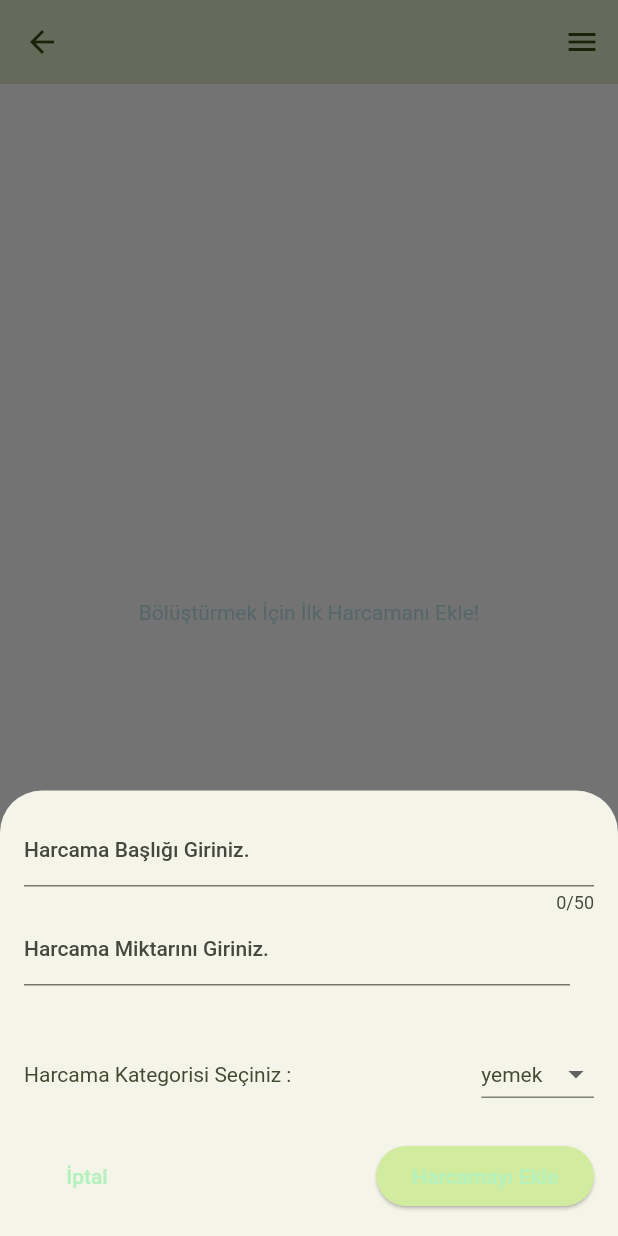
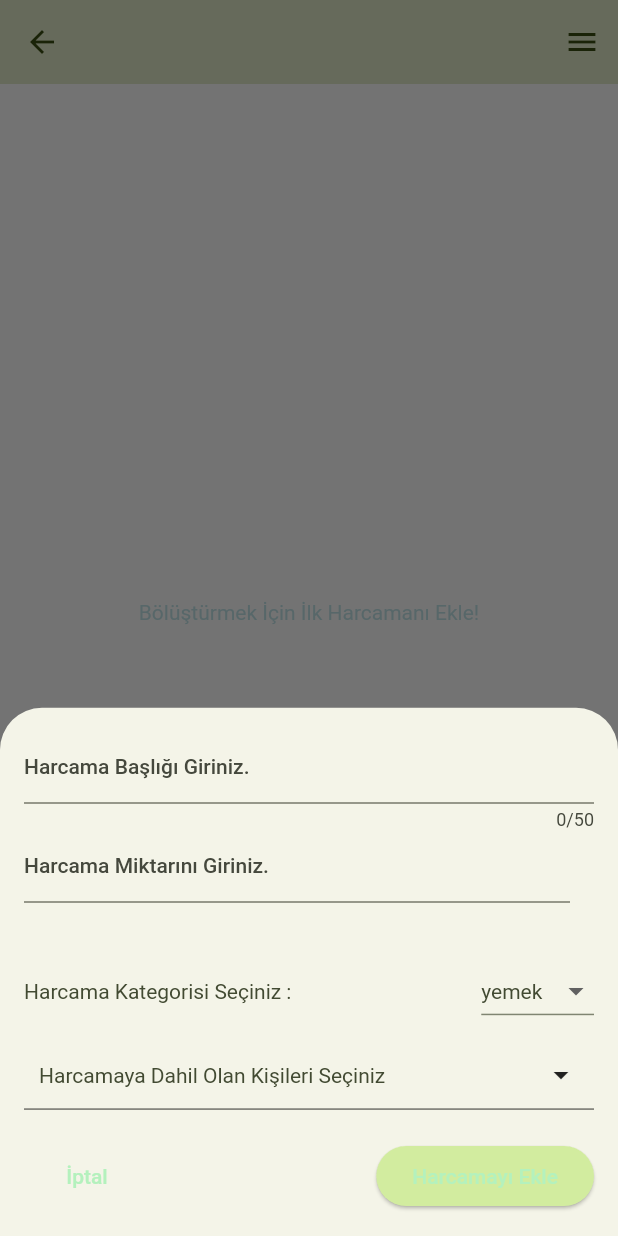
Before and after one commit to UATHUB/Hesapla-Bolustur, a Flutter app: the BHomeScreen screen opened directly, after a tap on the "add" icon, on a phone screen of 412 x 824 dp. Run offline on Flutter 3.47's test engine with Material 2 defaults, Android fonts, the phone set to English and light mode, and no system bars; drawn by our look-alikes of multi_select_flutter; our stand-ins replace get, get_storage, google_fonts, pie_chart; accounts and stored records are empty; statements that could not run were skipped.

Commit message:
bölüştür - harcama ekleme sayfası eklendi

```diff
--- a/lib/models/second_half_models/persons.dart
+++ b/lib/models/second_half_models/persons.dart
@@ -1,9 +1,11 @@
+import 'package:uuid/uuid.dart';
+
 class Person {
   Person(
       {required this.name,
       required this.includedExpenses,
       required this.totalAmount});
-
+  final id = const Uuid().v4();
   String name;
   List<dynamic> includedExpenses;
   double totalAmount;
--- a/lib/screens/second_half_screens/add_screens/add_activity_expense_screen.dart
+++ b/lib/screens/second_half_screens/add_screens/add_activity_expense_screen.dart
@@ -1,6 +1,6 @@
 import 'package:flutter/material.dart';
 import 'package:get/get.dart';
-//import 'package:multiselect/multiselect.dart';
+import 'package:multi_select_flutter/multi_select_flutter.dart';
 import 'package:self_test1/controllers/first_half_controllers/expense_categories_controller.dart';
 import 'package:self_test1/controllers/second_half_controllers/registered_persons_controller.dart';
 import 'package:self_test1/main.dart';
@@ -21,7 +21,7 @@ ExpenseController e = Get.put(ExpenseController());
 String _selectedCategory = e.expenseCategory.first;
 RegisteredPersonsController rpc = Get.put(RegisteredPersonsController());
 
-List<String> selectedPersons = [];
+List<dynamic> selectedPersons = [];
 
 class _AddActivityExpenseScreenState extends State<AddActivityExpenseScreen> {
   final _titleController = TextEditingController();
@@ -199,18 +199,69 @@ class _AddActivityExpenseScreenState extends State<AddActivityExpenseScreen> {
                       ),
                     ],
                   ),
-                  Row(
-                    children: [
-                      // DropDownMultiSelect(
-                      //     options: getNameList(rpc.personsList),
-                      //     selectedValues: selectedPersons,
-                      //     onChanged: (person) {
-                      //       setState(() {
-                      //         selectedPersons = person;
-                      //       });
-                      //     },
-                      //     whenEmpty: 'Bu Alan Boş Bırakılamaz')
-                    ],
+                  const SizedBox(height: 10),
+                  MultiSelectDialogField(
+                    validator: (value) {
+                      if (value == null || value.isEmpty) {
+                        return 'Bu alan boş bırakılamaz';
+                      }
+                      return null;
+                    },
+                    isDismissible: true,
+                    backgroundColor:
+                        Theme.of(context).colorScheme.secondaryContainer,
+                    itemsTextStyle: const TextStyle().copyWith(
+                        color:
+                            Theme.of(context).colorScheme.onSecondaryContainer),
+                    unselectedColor: Theme.of(context)
+                        .colorScheme
+                        .errorContainer
+                        .withOpacity(0.25),
+                    barrierColor: Colors.transparent.withAlpha(175),
+                    checkColor: Theme.of(context)
+                        .colorScheme
+                        .tertiaryContainer
+                        .withOpacity(0.75),
+                    selectedColor: Theme.of(context)
+                        .colorScheme
+                        .tertiaryContainer
+                        .withOpacity(0.25),
+                    chipDisplay: MultiSelectChipDisplay(
+                        textStyle: const TextStyle().copyWith(
+                            color: Theme.of(context)
+                                .colorScheme
+                                .onSecondaryContainer),
+                        chipColor:
+                            Theme.of(context).colorScheme.secondaryContainer),
+                    selectedItemsTextStyle: const TextStyle().copyWith(
+                        color:
+                            Theme.of(context).colorScheme.onTertiaryContainer),
+                    buttonIcon: const Icon(Icons.arrow_drop_down),
+                    buttonText: Text(
+                      'Harcamaya Dahil Olan Kişileri Seçiniz',
+                      style: const TextStyle().copyWith(
+                          color: Theme.of(context)
+                              .colorScheme
+                              .onSecondaryContainer),
+                    ),
+                    confirmText: const Text('Kişileri Onayla'),
+                    cancelText: const Text('İptal'),
+                    separateSelectedItems: true,
+                    listType: MultiSelectListType.CHIP,
+                    title: Text(
+                      'Kişileri Seçiniz',
+                      style: const TextStyle().copyWith(
+                          color: Theme.of(context)
+                              .colorScheme
+                              .onSecondaryContainer),
+                      textAlign: TextAlign.center,
+                    ),
+                    items: rpc.personsList
+                        .map((e) => MultiSelectItem(e.id, e.name))
+                        .toList(),
+                    onConfirm: (values) {
+                      selectedPersons = values;
+                    },
                   ),
                   const SizedBox(height: 20),
                   Row(
--- a/lib/widgets/second_half_widgets/b_main_drawer.dart
+++ b/lib/widgets/second_half_widgets/b_main_drawer.dart
@@ -1,6 +1,7 @@
 import 'package:flutter/material.dart';
 import 'package:get/get.dart';
 import 'package:self_test1/controllers/first_half_controllers/page_controller.dart';
+import 'package:self_test1/screens/second_half_screens/add_screens/add_person_screen.dart';
 
 class SecondDrawer extends StatelessWidget {
   const SecondDrawer({
@@ -67,6 +68,23 @@ class SecondDrawer extends StatelessWidget {
             },
           ),
           const Spacer(),
+          ListTile(
+            leading: Icon(
+              Icons.auto_graph_outlined,
+              size: 30,
+              color: Theme.of(context).colorScheme.onBackground,
+            ),
+            title: Text(
+              'Birikim Hedeflerini Yönet',
+              style: Theme.of(context).textTheme.titleSmall!.copyWith(
+                    color: Theme.of(context).colorScheme.onBackground,
+                    fontSize: 18,
+                  ),
+            ),
+            onTap: () {
+              Get.dialog(const AddPersonScreen());
+            },
+          ),
         ],
       ),
     );
--- a/pubspec.yaml
+++ b/pubspec.yaml
@@ -41,6 +41,7 @@ dependencies:
   pie_chart: ^5.3.2
   get: ^4.6.5
   get_storage: ^2.1.1
+  multi_select_flutter: ^4.1.3
 
 
 dev_dependencies:
```
Also changed, not shown: lib/controllers/second_half_controllers/registered_persons_controller.dart (+31 -7 lines), lib/screens/second_half_screens/add_screens/add_person_screen.dart (+96 -0 lines), pubspec.lock.
